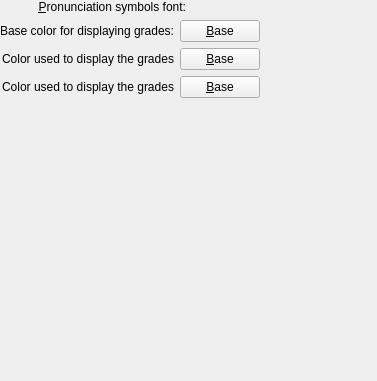
Old version of the form src/settings/viewoptionsbase.ui in the repository KDE/parley.
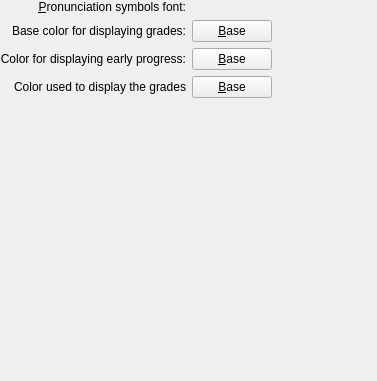
New version of the form. Custom widgets are drawn as their Qt base class.

Commit message:
Added legend tooltip to statistics legend
This restores strings removed in de9479cb9f2ec651 from KDE/4.14
because of string freeze.

The edit to the form file:
```diff
--- a/src/settings/viewoptionsbase.ui
+++ b/src/settings/viewoptionsbase.ui
@@ -126,8 +126,7 @@
            </sizepolicy>
          </property>
          <property name="text">
-      <string>Color used to display the grades</string>
-           <!-- <string>Color for displaying early progress:</string> -->
+           <string>Color for displaying early progress:</string>
          </property>
          <property name="alignment">
            <set>Qt::AlignRight|Qt::AlignTrailing|Qt::AlignVCenter</set>
```
Left out of the diff: 21 changed lines with no effect on the pictures. The commit also changes 2 other files.
